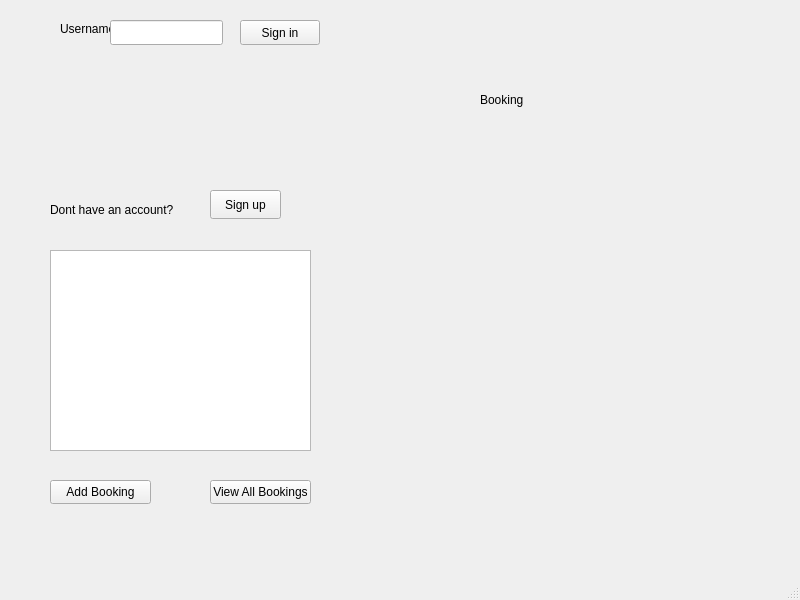
Before: the Qt Designer form SquareHackathon/mainwindow.ui in rbrueda/System-of-Style, drawn with Qt 5.
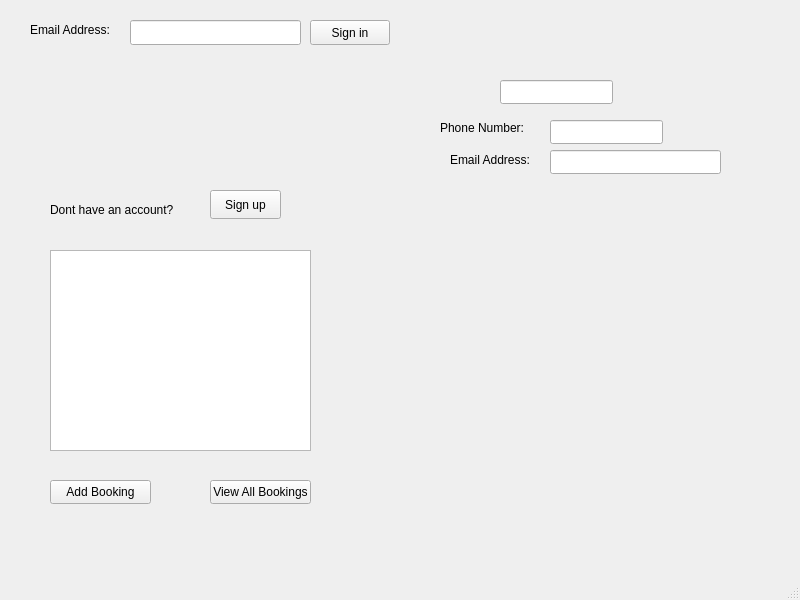
After: the same form once the commit is applied.

Commit message: Signed in client

Patch:
```diff
--- a/SquareHackathon/mainwindow.ui
+++ b/SquareHackathon/mainwindow.ui
@@ -333,22 +333,22 @@
      <widget class="QLabel" name="label">
       <property name="geometry">
        <rect>
-        <x>30</x>
+        <x>0</x>
         <y>10</y>
-        <width>54</width>
-        <height>17</height>
+        <width>101</width>
+        <height>20</height>
        </rect>
       </property>
       <property name="text">
-       <string>Username:</string>
+       <string>Email Address:</string>
       </property>
      </widget>
      <widget class="QLineEdit" name="Username">
       <property name="geometry">
        <rect>
-        <x>80</x>
+        <x>100</x>
         <y>10</y>
-        <width>113</width>
+        <width>171</width>
         <height>25</height>
        </rect>
       </property>
@@ -356,7 +356,7 @@
      <widget class="QPushButton" name="signInButton">
       <property name="geometry">
        <rect>
-        <x>210</x>
+        <x>280</x>
         <y>10</y>
         <width>80</width>
         <height>25</height>
@@ -371,12 +371,12 @@
        <rect>
         <x>370</x>
         <y>30</y>
-        <width>311</width>
+        <width>331</width>
         <height>371</height>
        </rect>
       </property>
       <property name="currentIndex">
-       <number>3</number>
+       <number>4</number>
       </property>
       <widget class="QWidget" name="signupWidget">
        <widget class="QLineEdit" name="clientFirstName">
@@ -557,6 +557,73 @@
         </property>
        </widget>
       </widget>
+      <widget class="QWidget" name="signInProfileWidget">
+       <widget class="QLineEdit" name="clientName">
+        <property name="geometry">
+         <rect>
+          <x>100</x>
+          <y>40</y>
+          <width>113</width>
+          <height>24</height>
+         </rect>
+        </property>
+        <property name="readOnly">
+         <bool>true</bool>
+        </property>
+       </widget>
+       <widget class="QLineEdit" name="clientPhoneNumber">
+        <property name="geometry">
+         <rect>
+          <x>150</x>
+          <y>80</y>
+          <width>113</width>
+          <height>24</height>
+         </rect>
+        </property>
+        <property name="readOnly">
+         <bool>true</bool>
+        </property>
+       </widget>
+       <widget class="QLineEdit" name="clientEmailAddress">
+        <property name="geometry">
+         <rect>
+          <x>150</x>
+          <y>110</y>
+          <width>171</width>
+          <height>24</height>
+         </rect>
+        </property>
+        <property name="readOnly">
+         <bool>true</bool>
+        </property>
+       </widget>
+       <widget class="QLabel" name="txt_clientPhoneNumber">
+        <property name="geometry">
+         <rect>
+          <x>40</x>
+          <y>80</y>
+          <width>111</width>
+          <height>16</height>
+         </rect>
+        </property>
+        <property name="text">
+         <string>Phone Number:</string>
+        </property>
+       </widget>
+       <widget class="QLabel" name="txt_clientEmailAddress">
+        <property name="geometry">
+         <rect>
+          <x>50</x>
+          <y>110</y>
+          <width>101</width>
+          <height>20</height>
+         </rect>
+        </property>
+        <property name="text">
+         <string>Email Address:</string>
+        </property>
+       </widget>
+      </widget>
      </widget>
     </widget>
     <widget class="QWidget" name="mainMenuView">
```
Left out of the diff: 8 changed lines with no effect on the pictures. The commit also changes 4 other files.
